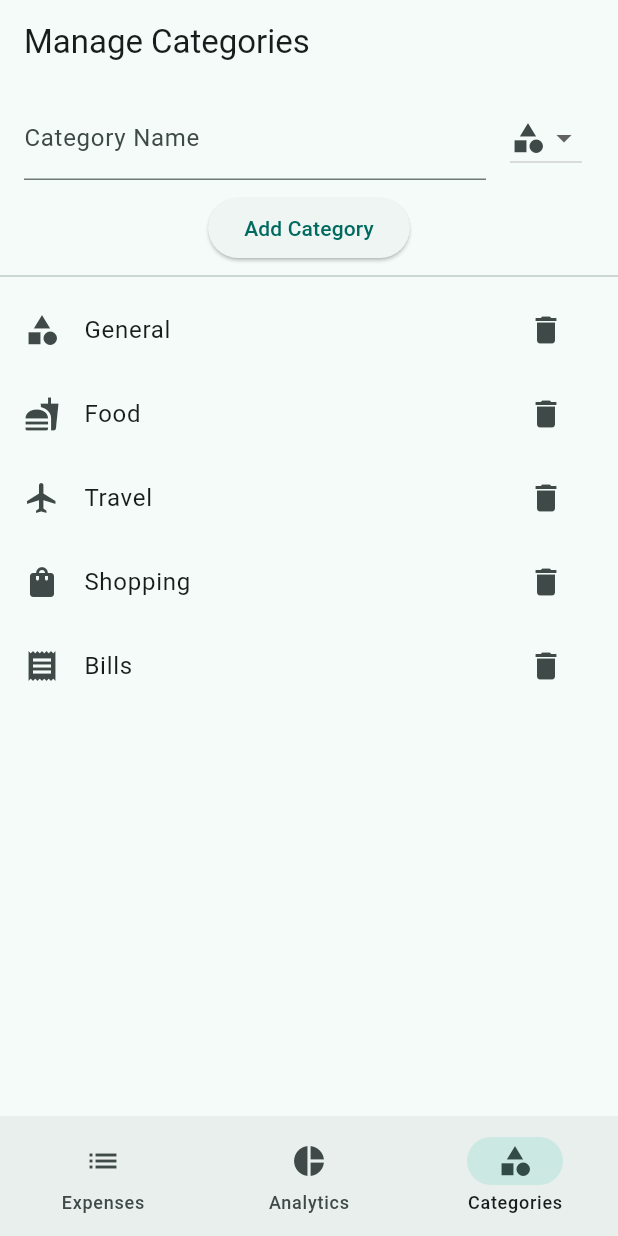
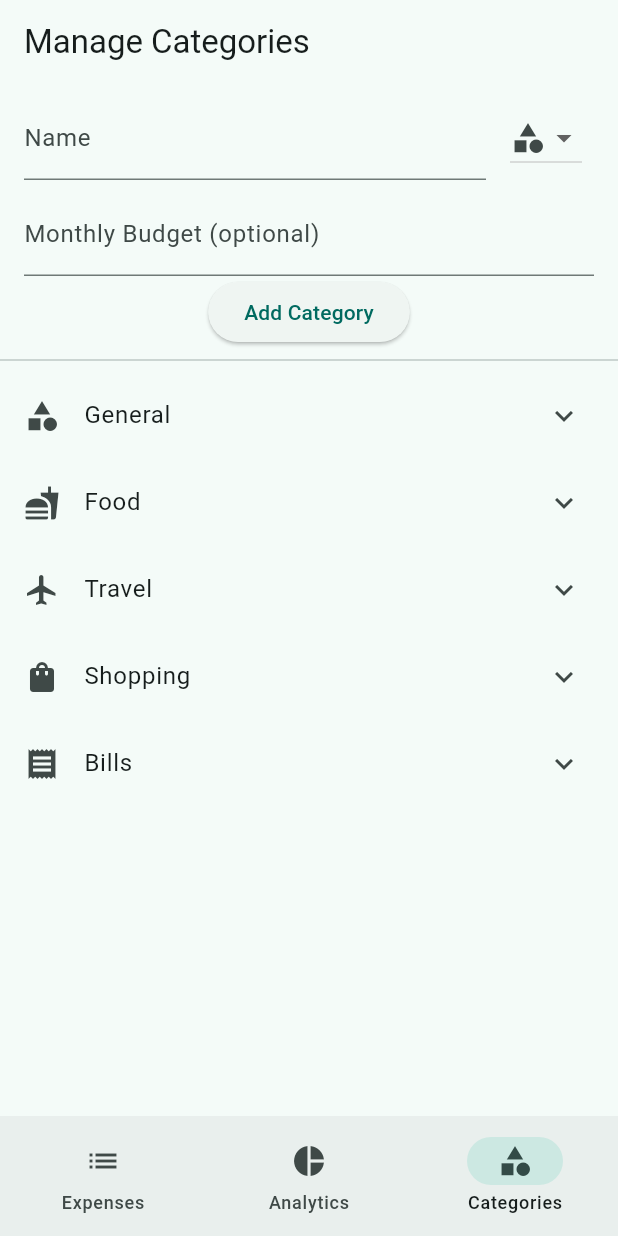
Before and after one commit to ChandanReddy2662/Expense_Management_App, a Flutter app: the screen it shows after launch, item 3 of the bottom bar chosen, after a tap on "Add Category", on a phone screen of 412 x 824 dp. Run offline on Flutter 3.47's test engine with Material 3 defaults, Android fonts, the phone set to English and light mode, and no system bars; our stand-ins replace fl_chart, hive, hive_flutter; accounts and stored records are empty.

Commit message:
Added Sub Categories

```diff
--- a/lib/main.dart
+++ b/lib/main.dart
@@ -31,7 +31,7 @@ void createDefaultCategories() {
     for (final cat in defaultCategories) {
       box.add(cat);
     }
-    print(Hive.box('categories'));
+    print(box.values);
   }
 }
 
--- a/lib/models/category.dart
+++ b/lib/models/category.dart
@@ -1,6 +1,5 @@
 import 'package:flutter/material.dart';
 import 'package:hive/hive.dart';
-
 part 'category.g.dart';
 
 @HiveType(typeId: 1)
@@ -11,15 +10,18 @@ class Category extends HiveObject {
   @HiveField(1)
   final int iconCode;
 
-
   @HiveField(2)
   final double budget;
+
+  @HiveField(3)
+  final List<String> subcategories;
 
   Category({
     required this.name,
     required this.iconCode,
-    this.budget = 0.0
-});
+    this.budget = 0,
+    this.subcategories = const [],
+  });
 
   IconData get icon => IconData(iconCode, fontFamily: 'MaterialIcons');
 }
--- a/lib/models/expense.dart
+++ b/lib/models/expense.dart
@@ -1,5 +1,4 @@
 import 'package:hive/hive.dart';
-
 part 'expense.g.dart';
 
 @HiveType(typeId: 0)
@@ -16,10 +15,18 @@ class Expense extends HiveObject {
   @HiveField(3)
   String category;
 
+  @HiveField(4)
+  String subcategory;
+
+  @HiveField(5)
+  String description;
+
   Expense({
     required this.title,
     required this.amount,
     required this.date,
     required this.category,
+    this.subcategory = '',
+    this.description = '',
   });
 }
--- a/lib/screens/category_manager_screen.dart
+++ b/lib/screens/category_manager_screen.dart
@@ -11,32 +11,51 @@ class CategoryManagerScreen extends StatefulWidget {
 
 class _CategoryManagerScreenState extends State<CategoryManagerScreen> {
   final _nameController = TextEditingController();
-  IconData _selectedIcon = Icons.category;
+  final _subcategoryController = TextEditingController();
+  IconData _icon = Icons.category;
+  double _budget = 0.0;
 
   void _addCategory() {
-    final name = _nameController.text.trim();
-    if (name.isEmpty) return;
+    if (_nameController.text.isEmpty) return;
+    final cat = Category(
+      name: _nameController.text,
+      iconCode: _icon.codePoint,
+      budget: _budget,
+    );
+    Hive.box<Category>('categories').add(cat);
+    _nameController.clear();
+    setState(() => _budget = 0);
+  }
 
-    final newCategory = Category(
-      name: name,
-      iconCode: _selectedIcon.codePoint,
+  void _addSubcategory(Category category) {
+    if (_subcategoryController.text.isEmpty) return;
+
+    final box = Hive.box<Category>('categories');
+    final index = category.key as int; // Safe to cast in normal Hive usage
+
+    final updated = Category(
+      name: category.name,
+      iconCode: category.iconCode,
+      budget: category.budget,
+      subcategories: [...category.subcategories, _subcategoryController.text],
     );
 
-    Hive.box<Category>('categories').add(newCategory);
-    _nameController.clear();
+    box.putAt(index, updated); // Replace the old category with the updated one
+
+    _subcategoryController.clear();
+    setState(() {});
   }
 
   @override
   Widget build(BuildContext context) {
-    final box = Hive.box<Category>('categories');
-    final iconChoices = [
+    final icons = [
       Icons.fastfood,
       Icons.flight,
       Icons.shopping_bag,
       Icons.receipt,
+      Icons.home,
+      Icons.savings,
       Icons.category,
-      Icons.home,
-      Icons.pets,
     ];
 
     return Scaffold(
@@ -46,23 +65,24 @@ class _CategoryManagerScreenState extends State<CategoryManagerScreen> {
           ListTile(
             title: TextField(
               controller: _nameController,
-              decoration: const InputDecoration(labelText: 'Category Name'),
+              decoration: const InputDecoration(labelText: 'Name'),
             ),
             trailing: DropdownButton<IconData>(
-              value: _selectedIcon,
-              items: iconChoices.map((icon) {
-                return DropdownMenuItem(
-                  value: icon,
-                  child: Icon(icon),
-                );
-              }).toList(),
-              onChanged: (icon) {
-                if (icon != null) {
-                  setState(() {
-                    _selectedIcon = icon;
-                  });
-                }
-              },
+              value: _icon,
+              items: icons
+                  .map((i) => DropdownMenuItem(value: i, child: Icon(i)))
+                  .toList(),
+              onChanged: (i) => setState(() => _icon = i!),
+            ),
+          ),
+          Padding(
+            padding: const EdgeInsets.symmetric(horizontal: 16),
+            child: TextField(
+              keyboardType: TextInputType.number,
+              decoration: const InputDecoration(
+                labelText: 'Monthly Budget (optional)',
+              ),
+              onChanged: (val) => _budget = double.tryParse(val) ?? 0,
             ),
           ),
           ElevatedButton(
@@ -72,19 +92,50 @@ class _CategoryManagerScreenState extends State<CategoryManagerScreen> {
           const Divider(),
           Expanded(
             child: ValueListenableBuilder(
-              valueListenable: box.listenable(),
-              builder: (context, Box<Category> box, _) {
+              valueListenable: Hive.box<Category>('categories').listenable(),
+              builder: (_, box, __) {
                 return ListView.builder(
                   itemCount: box.length,
-                  itemBuilder: (context, index) {
-                    final category = box.getAt(index)!;
-                    return ListTile(
-                      leading: Icon(category.icon),
-                      title: Text(category.name),
-                      trailing: IconButton(
-                        icon: const Icon(Icons.delete),
-                        onPressed: () => box.deleteAt(index),
-                      ),
+                  itemBuilder: (_, i) {
+                    final c = box.getAt(i)!;
+                    return ExpansionTile(
+                      leading: Icon(c.icon),
+                      title: Text(c.name),
+                      subtitle: c.budget > 0
+                          ? Text('Budget: \$${c.budget.toStringAsFixed(2)}')
+                          : null,
+                      children: [
+                        ...c.subcategories.map(
+                          (s) => ListTile(
+                            title: Text(s),
+                            leading: const Icon(Icons.subdirectory_arrow_right),
+                          ),
+                        ),
+                        Padding(
+                          padding: const EdgeInsets.symmetric(horizontal: 16),
+                          child: Row(
+                            children: [
+                              Expanded(
+                                child: TextField(
+                                  controller: _subcategoryController,
+                                  decoration: const InputDecoration(
+                                    labelText: 'Add Subcategory',
+                                  ),
+                                ),
+                              ),
+                              IconButton(
+                                icon: const Icon(Icons.add),
+                                onPressed: () => _addSubcategory(c),
+                              ),
+                            ],
+                          ),
+                        ),
+                        TextButton.icon(
+                          icon: const Icon(Icons.delete),
+                          label: const Text('Delete Category'),
+                          onPressed: () => box.deleteAt(i),
+                        ),
+                      ],
                     );
                   },
                 );
--- a/lib/screens/home_screen.dart
+++ b/lib/screens/home_screen.dart
@@ -31,7 +31,7 @@ class HomeScreen extends StatelessWidget {
                     ),
                   );
 
-              final spent = box.values
+              final spent = (box).values
                   .where((e) => e.category == category.name)
                   .fold(0.0, (sum, e) => sum + e.amount);
 
```
Also changed, not shown: lib/screens/add_expense_screen.dart (+40 -70 lines), lib/models/category.g.dart, lib/models/expense.g.dart.
